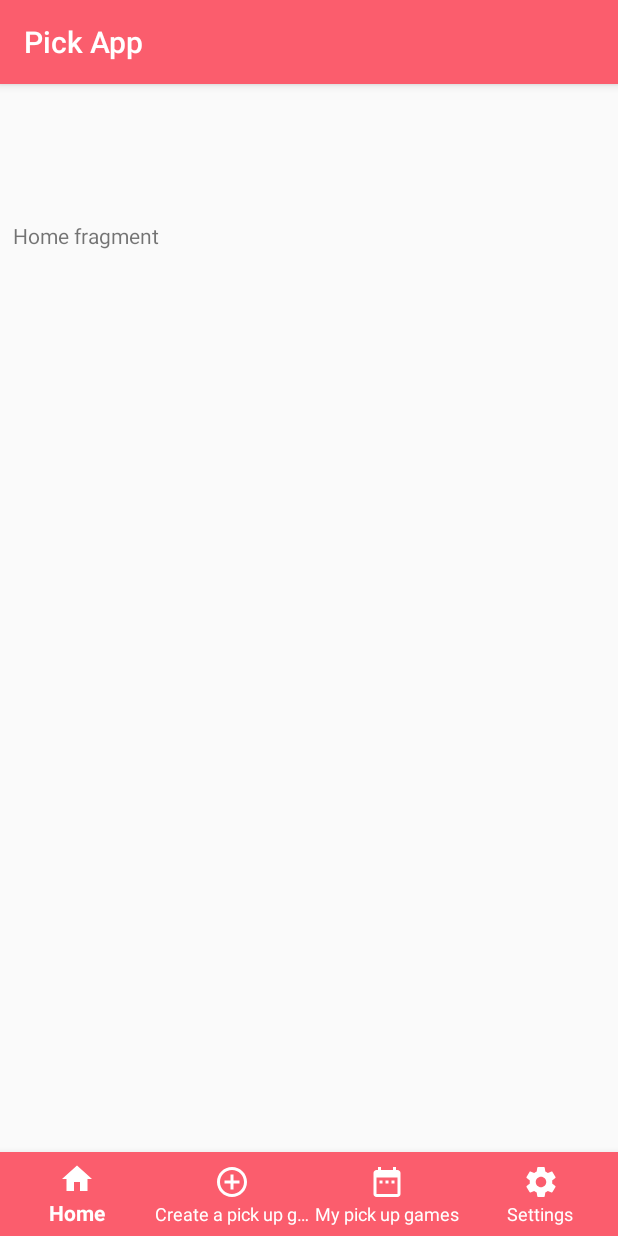
After one commit to felipeescorel/PeladaManager, an Android app: the fragment ProfileFragment placed in its activity, on a phone screen of 412 x 824 dp. The commit adds this screen. Run offline under Robolectric (Android 15) with nearby library versions, the phone set to English and light mode, and no system bars.

Commit message:
Added first fragment to home screen

```diff
--- a/app/build.gradle
+++ b/app/build.gradle
@@ -27,6 +27,8 @@ dependencies {
     implementation "org.jetbrains.kotlin:kotlin-stdlib-jdk7:$kotlin_version"
     implementation 'com.android.support:appcompat-v7:28.0.0'
     implementation 'com.android.support.constraint:constraint-layout:1.1.3'
+    implementation 'com.android.support:support-v4:28.0.0'
+    implementation 'com.android.support:recyclerview-v7:28.0.0'
     testImplementation 'junit:junit:4.12'
     androidTestImplementation 'com.android.support.test:runner:1.0.2'
     androidTestImplementation 'com.android.support.test.espresso:espresso-core:3.0.2'
--- /dev/null
+++ b/app/src/main/java/ufrpe/mobile/ifut/ProfileFragment.kt
@@ -0,0 +1,39 @@
+package ufrpe.mobile.ifut
+
+import android.content.Context
+import android.net.Uri
+import android.os.Bundle
+import android.support.v4.app.Fragment
+import android.view.LayoutInflater
+import android.view.View
+import android.view.ViewGroup
+
+
+// TODO: Rename parameter arguments, choose names that match
+// the fragment initialization parameters, e.g. ARG_ITEM_NUMBER
+private const val ARG_PARAM1 = "param1"
+private const val ARG_PARAM2 = "param2"
+
+/**
+ * A simple [Fragment] subclass.
+ * Activities that contain this fragment must implement the
+ * [ProfileFragment.OnFragmentInteractionListener] interface
+ * to handle interaction events.
+ * Use the [ProfileFragment.newInstance] factory method to
+ * create an instance of this fragment.
+ *
+ */
+class ProfileFragment : Fragment() {
+
+    override fun onCreateView(
+        inflater: LayoutInflater, container: ViewGroup?,
+        savedInstanceState: Bundle?
+    ): View? {
+        // Inflate the layout for this fragment
+        return inflater.inflate(R.layout.fragment_profile, container, false)
+    }
+
+    companion object {
+        fun newInstance(): ProfileFragment = ProfileFragment()
+    }
+}
--- /dev/null
+++ b/app/src/main/res/layout/fragment_profile.xml
@@ -0,0 +1,14 @@
+<?xml version="1.0" encoding="utf-8"?>
+<FrameLayout xmlns:android="http://schemas.android.com/apk/res/android"
+             xmlns:tools="http://schemas.android.com/tools"
+             android:layout_width="match_parent"
+             android:layout_height="match_parent"
+             tools:context=".ProfileFragment">
+
+    <!-- TODO: Update blank fragment layout -->
+    <TextView
+            android:layout_width="match_parent"
+            android:layout_height="match_parent"
+            android:text="@string/hello_blank_fragment"/>
+
+</FrameLayout>
--- a/app/src/main/res/values/dimens.xml
+++ b/app/src/main/res/values/dimens.xml
@@ -2,4 +2,5 @@
     <!-- Default screen margins, per the Android Design guidelines. -->
     <dimen name="activity_horizontal_margin">16dp</dimen>
     <dimen name="activity_vertical_margin">16dp</dimen>
+    <dimen name="text_margin">16dp</dimen>
 </resources>
--- a/app/src/main/res/values/strings.xml
+++ b/app/src/main/res/values/strings.xml
@@ -22,4 +22,7 @@
     <string name="title_new_game">Create a pick up game</string>
     <string name="title_my_games">My pick up games</string>
     <string name="title_settings">Settings</string>
+
+    <!-- TODO: Remove or change this placeholder text -->
+    <string name="hello_blank_fragment">Home fragment</string>
 </resources>
```
Also changed, not shown: app/src/main/java/ufrpe/mobile/ifut/GamesFragment.kt (added, +99 -0 lines), app/src/main/java/ufrpe/mobile/ifut/MyGamesRecyclerViewAdapter.kt (added, +63 -0 lines), app/src/main/java/ufrpe/mobile/ifut/PeladaActivity.kt (+10 -0 lines), app/src/main/java/ufrpe/mobile/ifut/dummy/DummyContent.kt (added, +57 -0 lines), app/src/main/res/layout/fragment_games.xml (added, +20 -0 lines), app/src/main/res/layout/fragment_games_list.xml (added, +14 -0 lines), 1 other file.
